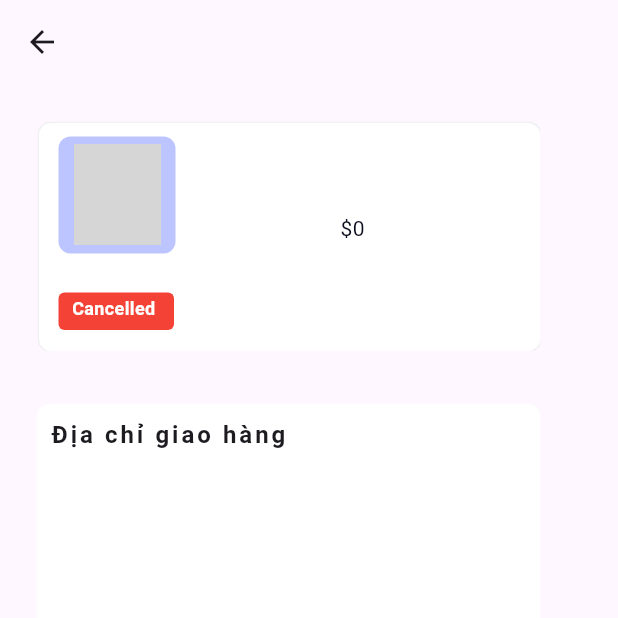
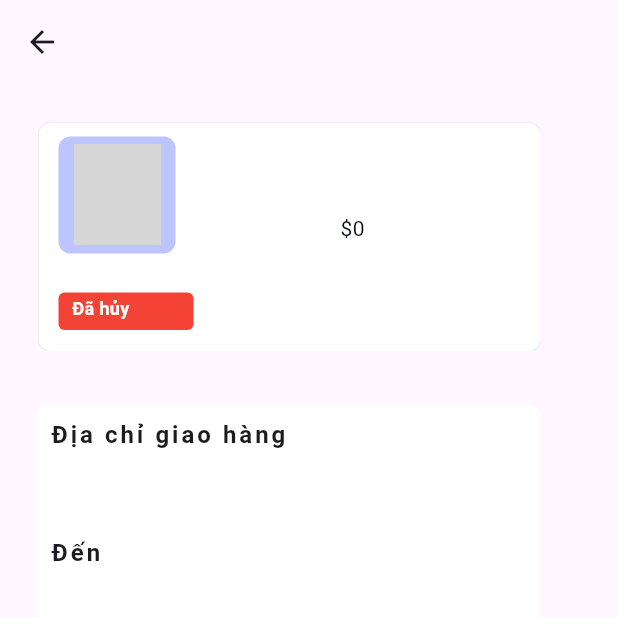
Before and after one commit to NguyenLeDuyy/MacStoreApp, a Flutter app: the OrderDetailScreen screen opened directly with empty values, on a phone screen of 412 x 824 dp, the top half of it. Run offline on Flutter 3.47's test engine with Material 3 defaults, Android fonts, the phone set to English and light mode, and no system bars; our stand-ins replace badges, cached_network_image, flutter_riverpod, get, google_fonts, supabase_flutter; accounts and stored records are empty; network calls fail; grey boxes are pictures that could not be loaded.

Commit message:
order detail update

```diff
--- a/lib/views/screens/inner_screens/checkout_screen.dart
+++ b/lib/views/screens/inner_screens/checkout_screen.dart
@@ -417,6 +417,10 @@ class _checkoutScreenState extends ConsumerState<checkoutScreen> {
                     'email': _email, // Lấy email từ biến state
                     'fullName': _fullName, // Lấy tên từ biến state
                     'buyerId': userId,
+                    'deliveredCount':0,
+                    'delivered':false,
+                    'processing': true,
+
                   });
                 }
 
--- a/lib/views/screens/inner_screens/order_detail_screen.dart
+++ b/lib/views/screens/inner_screens/order_detail_screen.dart
@@ -146,7 +146,7 @@ class OrderDetailScreen extends StatelessWidget {
                         left: 13,
                         top: 113,
                         child: Container(
-                          width: 77,
+                          width: 90,
                           height: 25,
                           clipBehavior: Clip.antiAlias,
                           decoration: BoxDecoration(
@@ -163,10 +163,10 @@ class OrderDetailScreen extends StatelessWidget {
                                   top: 3,
                                   child: Text(
                                     orderData['delivered']==true
-                                        ?'Delivered':orderData['processing']==
+                                        ?'Đã giao hàng':orderData['processing']==
                                         true
-                                        ?'Processing'
-                                        :'Cancelled',
+                                        ?'Đang xử lý'
+                                        :'Đã hủy',
                                     style: const TextStyle(
                                       color: Colors.white,
                                       fontSize: 12,
@@ -195,7 +195,7 @@ class OrderDetailScreen extends StatelessWidget {
           ),
             child: Container(
               width: 336,
-              height: 154,
+              height: 195,
               clipBehavior: Clip.antiAlias,
               decoration: BoxDecoration(
                 color: Colors.white,
@@ -223,19 +223,35 @@ class OrderDetailScreen extends StatelessWidget {
                       ),
                       Text(
                         orderData['locality'] + " " +  orderData['state'],
-                        style: TextStyle(
+                        style: const TextStyle(
                           fontSize: 16,
                         ),
                       ),
                       Text(
                         orderData['state'],
-                        style: TextStyle(
+                        style:const  TextStyle(
                           fontSize: 16,
+                          letterSpacing: 1,
+                        ),
+                      ),
+                      Text(
+                        'Đến ${orderData['fullName']}',
+                        style: const TextStyle(
+                          fontSize: 16,
+                          fontWeight: FontWeight.w600,
+                          letterSpacing: 2,
                         ),
                       ),
                     ],
                   ),
-                  )
+                  ),
+                  orderData['delivered']==true
+                      ?Padding(
+                        padding: const EdgeInsets.all(8.0),
+                        child: ElevatedButton(
+                        onPressed: (){}, child: Text('Đánh giá')),
+                      )
+                      : const SizedBox()
                 ],
               ),
             ),
--- a/lib/views/screens/inner_screens/order_screen.dart
+++ b/lib/views/screens/inner_screens/order_screen.dart
@@ -243,7 +243,7 @@ class OrderScreen extends StatelessWidget {
                                   left: 13,
                                   top: 113,
                                   child: Container(
-                                    width: 77,
+                                    width:90,
                                     height: 25,
                                     clipBehavior: Clip.antiAlias,
                                     decoration: BoxDecoration(
@@ -260,10 +260,10 @@ class OrderScreen extends StatelessWidget {
                                             top: 3,
                                             child: Text(
                                               orderData['delivered']==true
-                                                  ?'Delivered':orderData['processing']==
+                                                  ?'Đã giao hàng':orderData['processing']==
                                                   true
-                                                  ?'Processing'
-                                                  :'Cancelled',
+                                                  ?'Đang xử lý'
+                                                  :'Đã hủy',
                                               style: const TextStyle(
                                                 color: Colors.white,
                                                 fontSize: 12,
```
